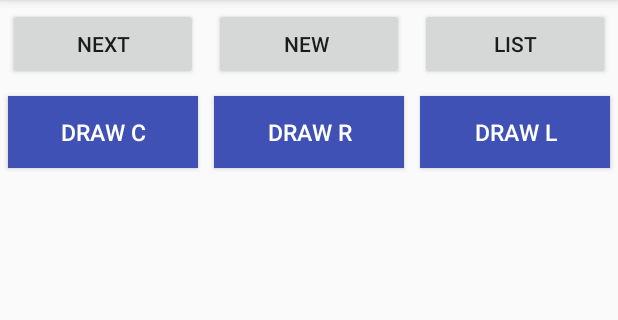
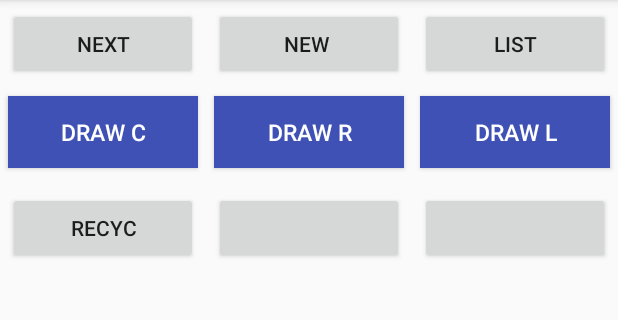
Before and after one commit to HankinsPan/Binary, an Android app: the screen it shows after launch (MainActivity), on a phone screen of 412 x 824 dp, the part 84-404 px from its top. Run offline under Robolectric (Android 15) with nearby library versions, the phone set to English and light mode, and no system bars.

Commit message:
modify recyc rich list

```diff
--- a/binary/src/main/AndroidManifest.xml
+++ b/binary/src/main/AndroidManifest.xml
@@ -30,6 +30,8 @@
 
         <activity android:name=".FullActivity" />
 
+        <activity android:name=".compent.RecycActivity" />
+
     </application>
 
 </manifest>
--- a/binary/src/main/java/com/binary/MainActivity.java
+++ b/binary/src/main/java/com/binary/MainActivity.java
@@ -19,6 +19,8 @@ import android.widget.ProgressBar;
 import android.widget.RelativeLayout;
 import android.widget.Toast;
 
+import com.binary.compent.RecycActivity;
+
 import java.io.IOException;
 import java.io.InputStream;
 import java.net.MalformedURLException;
@@ -33,7 +35,7 @@ public class MainActivity extends AppCompatActivity {
     public static final String TAG = "MainActivity";
 
     private ImageView imageView;
-    private Button btnOne, btnTwo,btnFour, btnDrawC, btnDrawR,btnDrawL;
+    private Button btnOne, btnTwo,btnFour, btnDrawC, btnDrawR,btnDrawL,btnRecyc;
     private ProgressBar progressBar;
 
     private RelativeLayout mRlaImage;
@@ -71,6 +73,8 @@ public class MainActivity extends AppCompatActivity {
         btnDrawC = (Button) findViewById(R.id.btn_drawC);
         btnDrawR = (Button) findViewById(R.id.btn_drawR);
         btnDrawL = (Button) findViewById(R.id.btn_reList);
+
+        btnRecyc = (Button) findViewById(R.id.btn_recyc);
 
         progressBar = (ProgressBar) findViewById(R.id.pro_bar);
 
@@ -151,6 +155,14 @@ public class MainActivity extends AppCompatActivity {
             @Override
             public void onClick(View view) {
                 Intent intent = new Intent(MainActivity.this,FiveActivity.class);
+                startActivity(intent);
+            }
+        });
+
+        btnRecyc.setOnClickListener(new View.OnClickListener() {
+            @Override
+            public void onClick(View view) {
+                Intent intent = new Intent(MainActivity.this, RecycActivity.class);
                 startActivity(intent);
             }
         });
--- a/binary/src/main/res/layout/activity_main.xml
+++ b/binary/src/main/res/layout/activity_main.xml
@@ -90,6 +90,43 @@
 
     </LinearLayout>
 
+    <LinearLayout
+        android:id="@+id/recyc_ll"
+        android:layout_width="match_parent"
+        android:layout_height="wrap_content"
+        android:orientation="horizontal"
+        android:layout_below="@id/ll_draw"
+
+        >
+
+        <Button
+            android:id="@+id/btn_recyc"
+            android:layout_width="0dp"
+            android:layout_height="wrap_content"
+            android:layout_weight="1"
+            android:layout_margin="5dp"
+            android:text="Recyc"
+            />
+
+        <Button
+            android:id="@+id/btn_2"
+            android:layout_width="0dp"
+            android:layout_height="wrap_content"
+            android:layout_weight="1"
+            android:layout_margin="5dp"
+            />
+
+        <Button
+            android:id="@+id/btn_3"
+            android:layout_width="0dp"
+            android:layout_height="wrap_content"
+            android:layout_weight="1"
+            android:layout_margin="5dp"
+            />
+
+
+    </LinearLayout>
+
 
     <ProgressBar
         android:id="@+id/pro_bar"
@@ -102,7 +139,7 @@
         android:id="@+id/rla_Img"
         android:layout_width="match_parent"
         android:layout_height="match_parent"
-        android:layout_below="@id/ll_draw"
+        android:layout_below="@id/recyc_ll"
         android:visibility="gone">
 
         <ImageView
@@ -116,7 +153,7 @@
         android:id="@+id/rla_draw"
         android:layout_width="match_parent"
         android:layout_height="match_parent"
-        android:layout_below="@id/ll_draw"
+        android:layout_below="@id/recyc_ll"
         android:orientation="horizontal"
         android:visibility="gone">
 
@@ -134,6 +171,8 @@
 
     </LinearLayout>
 
+
+
     <!--<com.binary.DrawRect-->
     <!--android:id="@+id/draw_line"-->
     <!--android:layout_width="match_parent"-->
```
Also changed, not shown: binary/src/main/java/com/binary/compent/DataModal.java (added, +41 -0 lines), binary/src/main/java/com/binary/compent/RecycActivity.java (added, +72 -0 lines), binary/src/main/java/com/binary/compent/RecycAdapter.java (added, +68 -0 lines), binary/src/main/java/com/binary/compent/TypeBindViewHolder.java (added, +19 -0 lines), binary/src/main/java/com/binary/compent/TypeOneViewHolder.java (added, +32 -0 lines), binary/src/main/java/com/binary/compent/TypeThreeViewHolder.java (added, +38 -0 lines), binary/src/main/java/com/binary/compent/TypeTwoViewHolder.java (added, +35 -0 lines), binary/src/main/res/layout/activity_recyc.xml (added, +14 -0 lines), binary/src/main/res/layout/recyc_one.xml (added, +29 -0 lines), binary/src/main/res/layout/recyc_three.xml (added, +66 -0 lines), binary/src/main/res/layout/recyc_two.xml (added, +51 -0 lines).
